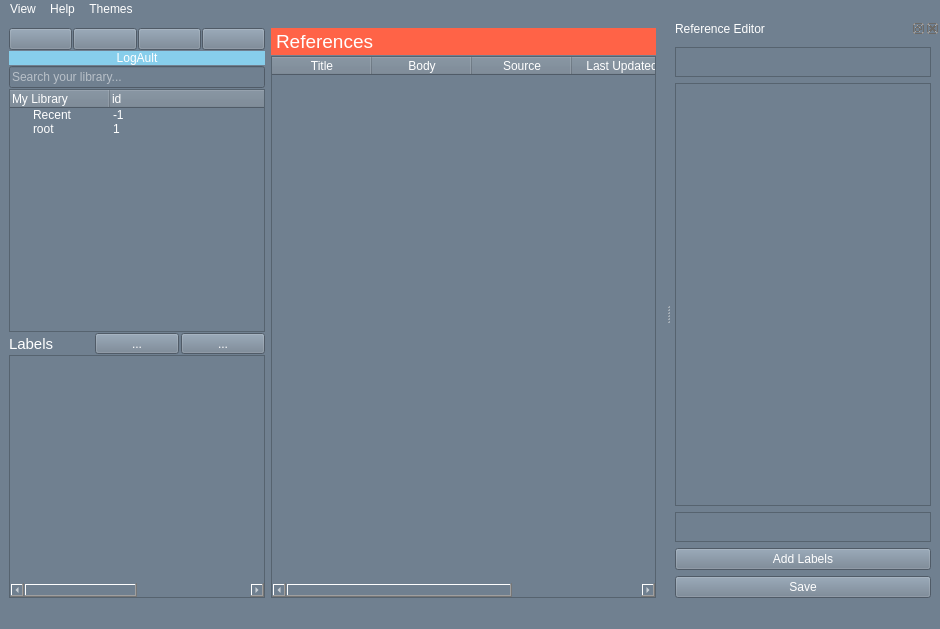
Above: logault.ui from SyedHusaini/LOGault before the change. Below: the same form after it.
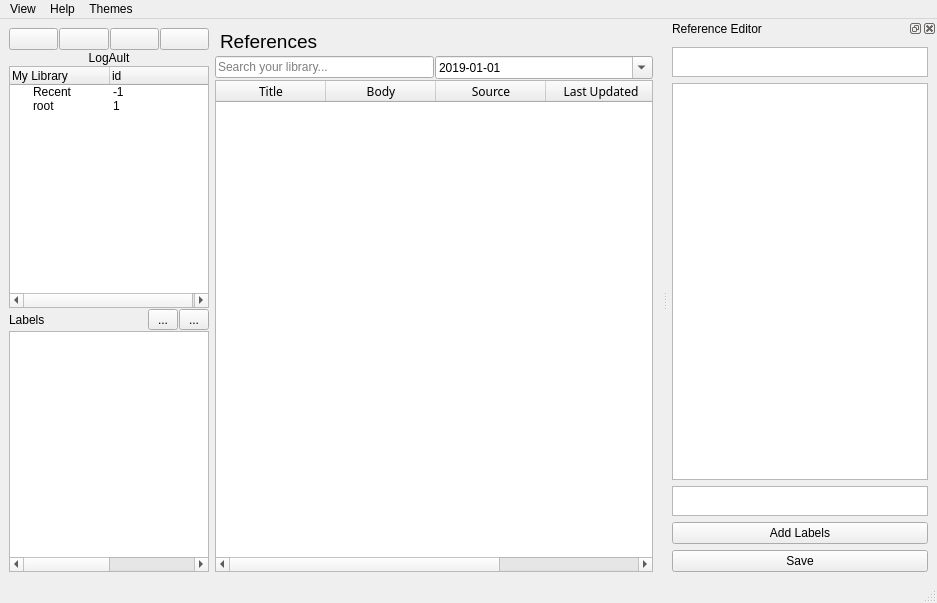
That is the form after the change. Icons and pictures are not drawn.

The edit to the form file:
```diff
--- a/logault.ui
+++ b/logault.ui
@@ -6,20 +6,17 @@
    <rect>
     <x>0</x>
     <y>0</y>
-    <width>940</width>
-    <height>629</height>
+    <width>937</width>
+    <height>603</height>
    </rect>
   </property>
   <property name="windowTitle">
    <string>MainWindow</string>
   </property>
   <property name="styleSheet">
-   <string notr="true"/>
-  </property>
-  <property name="styleSheet">
-   <string notr="true">background-color: slategray;
+   <string notr="true">/*background-color: slategray;
 selection-background-color: rgb(186, 189, 182);
-color: white;</string>
+color: white;*/</string>
   </property>
   <widget class="QWidget" name="centralwidget">
    <layout class="QHBoxLayout" name="horizontalLayout">
@@ -117,9 +114,6 @@
           <verstretch>0</verstretch>
          </sizepolicy>
         </property>
-        <property name="styleSheet">
-         <string notr="true">background-color : skyblue</string>
-        </property>
         <property name="text">
          <string>LogAult</string>
         </property>
@@ -131,19 +125,6 @@
         </property>
        </widget>
       </item>
-      <item>
-       <widget class="QLineEdit" name="lineEdit">
-        <property name="sizePolicy">
-         <sizepolicy hsizetype="Minimum" vsizetype="Fixed">
-          <horstretch>0</horstretch>
-          <verstretch>0</verstretch>
-         </sizepolicy>
-        </property>
-        <property name="placeholderText">
-         <string>Search your library...</string>
-        </property>
-       </widget>
-      </item>
       <item>
        <widget class="QTreeWidget" name="category_tree">
         <property name="sizePolicy">
@@ -152,6 +133,12 @@
           <verstretch>0</verstretch>
          </sizepolicy>
         </property>
+        <property name="maximumSize">
+         <size>
+          <width>200</width>
+          <height>16777215</height>
+         </size>
+        </property>
         <property name="mouseTracking">
          <bool>true</bool>
         </property>
@@ -196,9 +183,6 @@
       </item>
       <item>
        <layout class="QHBoxLayout" name="horizontalLayout_2">
-        <property name="spacing">
-         <number>2</number>
-        </property>
         <item>
          <widget class="QLabel" name="label_2">
           <property name="sizePolicy">
@@ -207,11 +191,6 @@
             <verstretch>0</verstretch>
            </sizepolicy>
           </property>
-          <property name="font">
-           <font>
-            <pointsize>11</pointsize>
-           </font>
-          </property>
           <property name="text">
            <string>Labels</string>
           </property>
@@ -225,6 +204,12 @@
             <verstretch>0</verstretch>
            </sizepolicy>
           </property>
+          <property name="maximumSize">
+           <size>
+            <width>30</width>
+            <height>16777215</height>
+           </size>
+          </property>
           <property name="text">
            <string>...</string>
           </property>
@@ -242,6 +227,15 @@
             <verstretch>0</verstretch>
            </sizepolicy>
           </property>
+          <property name="maximumSize">
+           <size>
+            <width>30</width>
+            <height>16777215</height>
+           </size>
+          </property>
+          <property name="styleSheet">
+           <string notr="true"/>
+          </property>
           <property name="text">
            <string>...</string>
           </property>
@@ -267,14 +261,11 @@
           <verstretch>0</verstretch>
          </sizepolicy>
         </property>
-        <property name="font">
-         <font>
-          <family>Segoe UI</family>
-          <pointsize>9</pointsize>
-          <weight>50</weight>
-          <bold>false</bold>
-          <underline>false</underline>
-         </font>
+        <property name="maximumSize">
+         <size>
+          <width>200</width>
+          <height>16777215</height>
+         </size>
         </property>
         <property name="mouseTracking">
          <bool>true</bool>
@@ -325,13 +316,13 @@
          <bool>false</bool>
         </attribute>
         <attribute name="verticalHeaderDefaultSectionSize">
-         <number>20</number>
+         <number>10</number>
         </attribute>
         <attribute name="verticalHeaderHighlightSections">
          <bool>false</bool>
         </attribute>
         <attribute name="verticalHeaderMinimumSectionSize">
-         <number>20</number>
+         <number>10</number>
         </attribute>
         <column>
          <property name="text">
@@ -361,13 +352,57 @@
       <item>
        <widget class="QLabel" name="ref_box_title">
         <property name="styleSheet">
-         <string notr="true">background-color : tomato</string>
+         <string notr="true"/>
         </property>
         <property name="text">
          <string>&lt;html&gt;&lt;head/&gt;&lt;body&gt;&lt;table border=&quot;0&quot; style=&quot; margin-top:0px; margin-bottom:0px; margin-left:0px; margin-right:0px;&quot; cellspacing=&quot;2&quot; cellpadding=&quot;0&quot;&gt;&lt;tr&gt;&lt;td&gt;&lt;p&gt;&lt;img src=&quot;icons/reference.png&quot; width=&quot;25&quot; height=&quot;25&quot;/&gt;&lt;/p&gt;&lt;/td&gt;&lt;td&gt;&lt;p&gt;&lt;span style=&quot; font-size:14pt;&quot;&gt;References&lt;/span&gt;&lt;/p&gt;&lt;/td&gt;&lt;/tr&gt;&lt;/table&gt;&lt;/body&gt;&lt;/html&gt;</string>
         </property>
        </widget>
       </item>
+      <item>
+       <layout class="QHBoxLayout" name="horizontalLayout_9">
+        <property name="spacing">
+         <number>1</number>
+        </property>
+        <item>
+         <widget class="QLineEdit" name="search_bar">
+          <property name="sizePolicy">
+           <sizepolicy hsizetype="Minimum" vsizetype="Fixed">
+            <horstretch>0</horstretch>
+            <verstretch>0</verstretch>
+           </sizepolicy>
+          </property>
+          <property name="placeholderText">
+           <string>Search your library...</string>
+          </property>
+         </widget>
+        </item>
+        <item>
+         <widget class="QDateEdit" name="date_search">
+          <property name="maximumDate">
+           <date>
+            <year>2030</year>
+            <month>12</month>
+            <day>31</day>
+           </date>
+          </property>
+          <property name="minimumDate">
+           <date>
+            <year>2019</year>
+            <month>1</month>
+            <day>1</day>
+           </date>
+          </property>
+          <property name="displayFormat">
+           <string>yyyy-MM-dd</string>
+          </property>
+          <property name="calendarPopup">
+           <bool>true</bool>
+          </property>
+         </widget>
+        </item>
+       </layout>
+      </item>
       <item>
        <widget class="QTableWidget" name="reference_table">
         <property name="sizePolicy">
@@ -413,7 +448,7 @@
          <bool>false</bool>
         </attribute>
         <attribute name="horizontalHeaderDefaultSectionSize">
-         <number>100</number>
+         <number>110</number>
         </attribute>
         <attribute name="horizontalHeaderHighlightSections">
          <bool>false</bool>
@@ -477,8 +512,8 @@
     <rect>
      <x>0</x>
      <y>0</y>
-     <width>940</width>
-     <height>26</height>
+     <width>937</width>
+     <height>22</height>
     </rect>
    </property>
    <widget class="QMenu" name="menuHelp">
```
Left out of the diff: 6 changed lines with no effect on the pictures.
